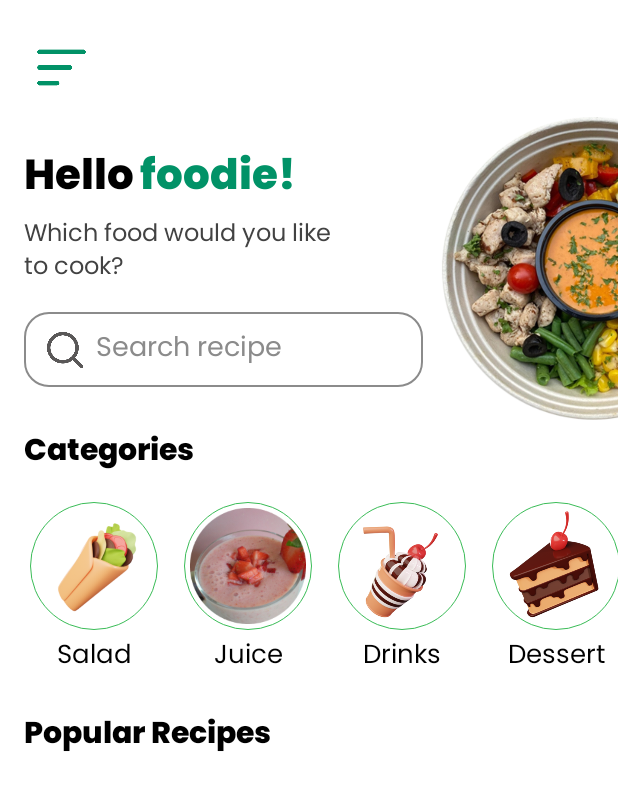
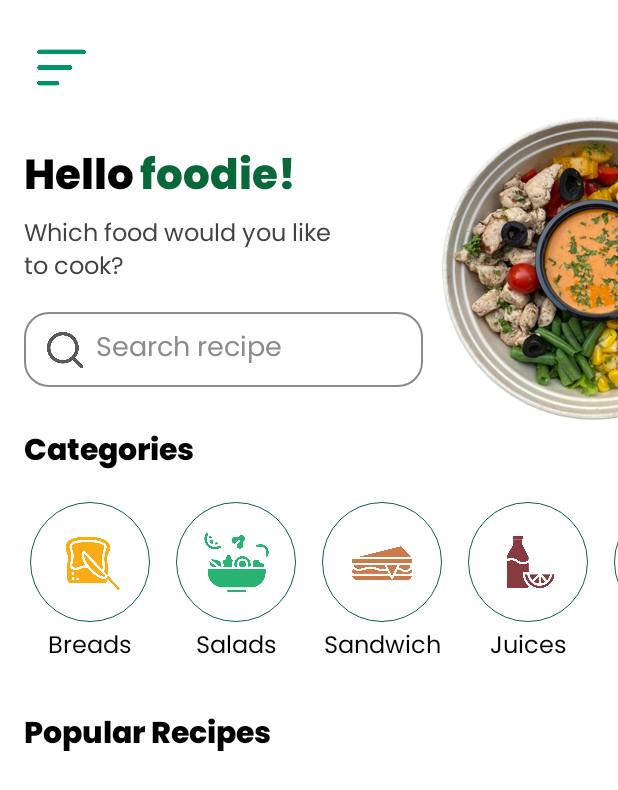
Before and after one commit to abh7shekKr/NourishingFarms, an Android app: the screen it shows after launch (HomeActivity), on a phone screen of 412 x 824 dp. Shown: the top 790 px of the screen. Run offline under Robolectric (Android 15) with nearby library versions, the phone set to English and light mode, and no system bars.

Commit message:
New icons added at home page for categories.

```diff
--- a/app/src/main/res/drawable/category_card_bc.xml
+++ b/app/src/main/res/drawable/category_card_bc.xml
@@ -8,11 +8,11 @@
         <solid android:color="#00FFFFFF"/>
         <stroke
             android:width="0.8dp"
-            android:color="#3ABC57" />
+            android:color="#08683A" />
 
         <size
-            android:width="56dp"
-            android:height="56dp" />
+            android:width="65dp"
+            android:height="65dp" />
     </shape>
     </item>
 </selector>
--- a/app/src/main/res/layout/activity_home.xml
+++ b/app/src/main/res/layout/activity_home.xml
@@ -51,7 +51,7 @@
         android:layout_marginStart="4dp"
         android:fontFamily="@font/poppinsbold"
         android:text="@string/foodie"
-        android:textColor="@color/purple_500"
+        android:textColor="@color/secondary_color"
         android:textSize="28sp"
         android:textStyle="bold"
         app:layout_constraintStart_toEndOf="@+id/textView2"
@@ -127,94 +127,142 @@
             android:paddingRight="20dp">
 
             <ImageView
-                android:id="@+id/salad"
+                android:id="@+id/bread1"
                 style="@style/my_style"
                 android:background="@drawable/category_card_bc"
-                app:srcCompat="@drawable/category_salad" />
+                app:srcCompat="@drawable/bread" />
 
             <TextView
                 android:id="@+id/textView6"
                 android:layout_width="wrap_content"
                 android:layout_height="wrap_content"
-                android:layout_below="@id/salad"
-                android:layout_alignStart="@id/salad"
-                android:layout_alignEnd="@id/salad"
+                android:layout_below="@id/bread1"
+                android:layout_alignStart="@id/bread1"
+                android:layout_alignEnd="@id/bread1"
                 android:layout_marginTop="3dp"
                 android:layout_marginBottom="-23dp"
                 android:fontFamily="@font/poppins"
                 android:gravity="center"
-                android:text="@string/salad"
+                android:text="Breads"
                 android:textColor="@color/black"
-                android:textSize="17sp" />
+                android:textSize="16sp" />
 
             <ImageView
-                android:id="@+id/juice"
+                android:id="@+id/salads1"
                 style="@style/my_style"
                 android:layout_marginStart="17dp"
-                android:layout_toEndOf="@id/salad"
+                android:layout_toEndOf="@id/bread1"
                 android:background="@drawable/category_card_bc"
-                app:srcCompat="@drawable/drinks" />
+                app:srcCompat="@drawable/salad" />
+
+            <TextView
+                android:id="@+id/textView11"
+                android:layout_width="wrap_content"
+                android:layout_height="wrap_content"
+                android:layout_below="@id/salads1"
+                android:layout_alignStart="@id/salads1"
+                android:layout_alignEnd="@id/salads1"
+                android:layout_marginTop="3dp"
+                android:layout_marginBottom="-23dp"
+                android:fontFamily="@font/poppins"
+                android:gravity="center"
+                android:text="Salads"
+                android:textColor="@color/black"
+                android:textSize="16sp" />
+
+            <ImageView
+                android:id="@+id/sandwiches1"
+                style="@style/my_style"
+                android:layout_marginStart="17dp"
+                android:layout_toEndOf="@id/salads1"
+                android:background="@drawable/category_card_bc"
+                app:srcCompat="@drawable/sandwiches" />
 
             <TextView
                 android:id="@+id/textView7"
                 android:layout_width="wrap_content"
                 android:layout_height="wrap_content"
-                android:layout_below="@id/juice"
-                android:layout_alignStart="@id/juice"
-                android:layout_alignEnd="@id/juice"
+                android:layout_below="@id/sandwiches1"
+                android:layout_alignStart="@id/sandwiches1"
+                android:layout_alignEnd="@id/sandwiches1"
                 android:layout_marginTop="3dp"
                 android:layout_marginBottom="-23dp"
                 android:fontFamily="@font/poppins"
                 android:gravity="center"
-                android:text="@string/juice"
+                android:text="Sandwich"
                 android:textColor="@color/black"
-                android:textSize="17sp" />
+                android:textSize="16sp" />
 
             <ImageView
-                android:id="@+id/drinks"
+                android:id="@+id/juices1"
                 style="@style/my_style"
                 android:layout_marginStart="17dp"
-                android:layout_toEndOf="@id/juice"
+                android:layout_toEndOf="@id/sandwiches1"
                 android:background="@drawable/category_card_bc"
-                app:srcCompat="@drawable/catergory_drinks" />
+                app:srcCompat="@drawable/juices" />
 
             <TextView
                 android:id="@+id/textView8"
                 android:layout_width="wrap_content"
                 android:layout_height="wrap_content"
-                android:layout_below="@id/drinks"
-                android:layout_alignStart="@id/drinks"
-                android:layout_alignEnd="@id/drinks"
+                android:layout_below="@id/juices1"
+                android:layout_alignStart="@id/juices1"
+                android:layout_alignEnd="@id/juices1"
                 android:layout_marginTop="3dp"
                 android:layout_marginBottom="-23dp"
                 android:fontFamily="@font/poppins"
                 android:gravity="center"
-                android:text="@string/drinks"
+                android:text="Juices"
                 android:textColor="@color/black"
-                android:textSize="17sp" />
+                android:textSize="16sp" />
 
             <ImageView
-                android:id="@+id/dessert"
+                android:id="@+id/soups1"
                 style="@style/my_style"
                 android:layout_marginStart="17dp"
-                android:layout_toEndOf="@id/drinks"
+                android:layout_toEndOf="@id/juices1"
                 android:background="@drawable/category_card_bc"
-                app:srcCompat="@drawable/category_dessert" />
+                app:srcCompat="@drawable/soups" />
 
             <TextView
                 android:id="@+id/textView9"
                 android:layout_width="wrap_content"
                 android:layout_height="wrap_content"
-                android:layout_below="@id/dessert"
-                android:layout_alignStart="@id/dessert"
-                android:layout_alignEnd="@id/dessert"
+                android:layout_below="@id/soups1"
+                android:layout_alignStart="@id/soups1"
+                android:layout_alignEnd="@id/soups1"
                 android:layout_marginTop="3dp"
                 android:layout_marginBottom="-23dp"
                 android:fontFamily="@font/poppins"
                 android:gravity="center"
-                android:text="@string/dessert"
+                android:text="Soup"
                 android:textColor="@color/black"
-                android:textSize="17sp" />
+                android:textSize="16sp" />
+
+            <ImageView
+                android:id="@+id/veggies"
+                style="@style/my_style"
+                android:layout_marginStart="17dp"
+                android:layout_toEndOf="@id/soups1"
+                android:background="@drawable/category_card_bc"
+                app:srcCompat="@drawable/veggies" />
+
+            <TextView
+                android:id="@+id/textView10"
+                android:layout_width="wrap_content"
+                android:layout_height="wrap_content"
+                android:layout_below="@id/veggies"
+                android:layout_alignStart="@id/veggies"
+                android:layout_alignEnd="@id/veggies"
+                android:layout_marginTop="3dp"
+                android:layout_marginBottom="-23dp"
+                android:fontFamily="@font/poppins"
+                android:gravity="center"
+                android:text="Veggies"
+                android:textColor="@color/black"
+                android:textSize="16sp" />
+
+
         </RelativeLayout>
     </HorizontalScrollView>
 
--- a/app/src/main/res/layout/activity_main.xml
+++ b/app/src/main/res/layout/activity_main.xml
@@ -5,34 +5,34 @@
     android:id="@+id/main"
     android:layout_width="match_parent"
     android:layout_height="match_parent"
-    tools:context=".MainActivity"
-    android:background="@color/white">
+    android:background="@color/white"
+    tools:context=".MainActivity">
 
     <ImageView
         android:id="@+id/imageView"
-        android:layout_width="169dp"
-        android:layout_height="92dp"
-        android:contentDescription="@string/logo_splash_screen"
+        android:layout_width="241dp"
+        android:layout_height="150dp"
         app:layout_constraintBottom_toBottomOf="parent"
         app:layout_constraintEnd_toEndOf="parent"
         app:layout_constraintStart_toStartOf="parent"
         app:layout_constraintTop_toTopOf="parent"
-        app:layout_constraintVertical_bias="0.408"
+        app:layout_constraintVertical_bias="0.444"
         app:srcCompat="@drawable/logo" />
 
     <TextView
         android:id="@+id/textView"
         android:layout_width="wrap_content"
         android:layout_height="wrap_content"
+        android:fontFamily="@font/primarytropiline"
+        android:text="@string/tag_line"
         android:textColor="#8B8B8B"
-        android:text="@string/tag_line"
+        android:textSize="18sp"
+
         app:layout_constraintBottom_toBottomOf="parent"
         app:layout_constraintEnd_toEndOf="parent"
-        app:layout_constraintHorizontal_bias="0.498"
         app:layout_constraintStart_toStartOf="parent"
         app:layout_constraintTop_toBottomOf="@+id/imageView"
-        app:layout_constraintVertical_bias="0.0"
-        android:fontFamily="@font/poppins"
-        android:textSize="18sp" />
+        app:layout_constraintVertical_bias="0.029" />
+
 
 </androidx.constraintlayout.widget.ConstraintLayout>
--- a/app/src/main/res/values/colors.xml
+++ b/app/src/main/res/values/colors.xml
@@ -8,4 +8,9 @@
     <color name="teal_200">#FF03DAC5</color>
     <color name="background">#F5F5F5</color>
     <color name="black_light">#1E000000</color>
+
+    <color name="primary_color">#09463D</color>
+    <color name="primary_color2">#50B848</color>
+    <color name="secondary_color">#08683A</color>
+
 </resources>
--- a/app/src/main/res/values/styles.xml
+++ b/app/src/main/res/values/styles.xml
@@ -2,9 +2,9 @@
 <resources>
 
     <style name="my_style">
-        <item name="android:layout_width">85dp</item>
-        <item name="android:layout_height">85dp</item>
-        <item name="android:padding">4dp</item>
+        <item name="android:layout_width">80dp</item>
+        <item name="android:layout_height">80dp</item>
+        <item name="android:padding">12dp</item>
         <item name="android:layout_marginTop">15dp</item>
         <item name="android:textColor">#F80000</item>
     </style>
```
Also changed, not shown: app/src/main/res/drawable/bread.png (added), app/src/main/res/drawable/img.png (added), app/src/main/res/drawable/juices.png (added), app/src/main/res/drawable/logo.png, app/src/main/res/drawable/salad.png (added), app/src/main/res/drawable/sandwiches.png (added), app/src/main/res/drawable/soups.png (added), app/src/main/res/drawable/veggies.png (added), app/src/main/res/font/primarytropiline.ttf (added).
